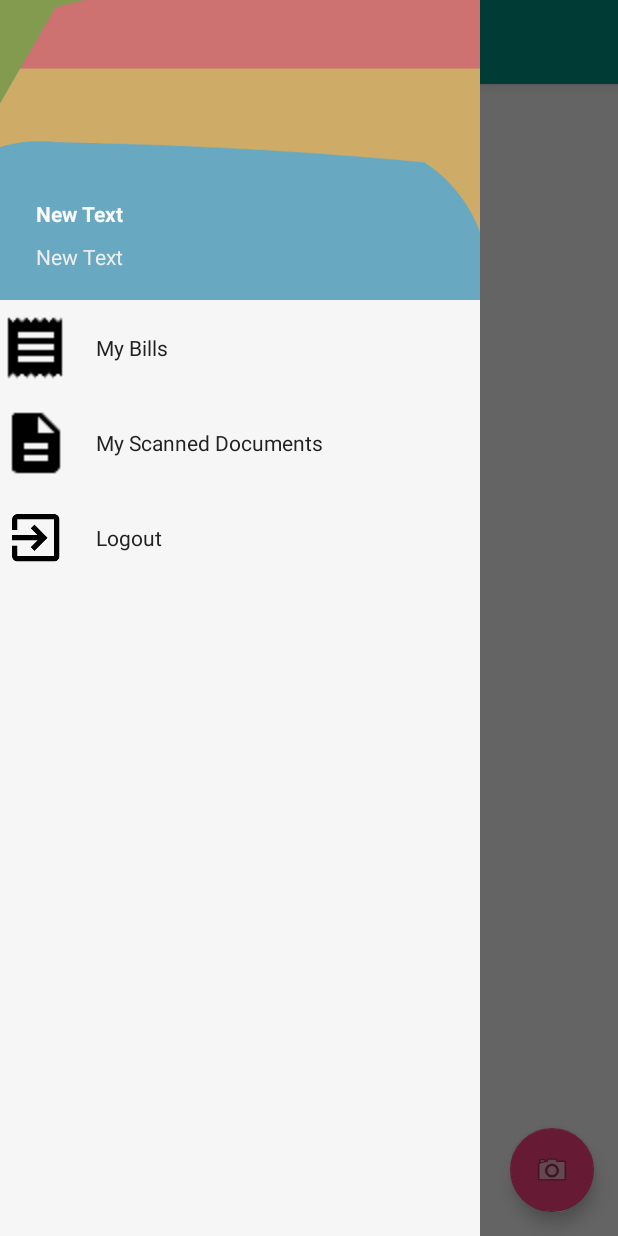
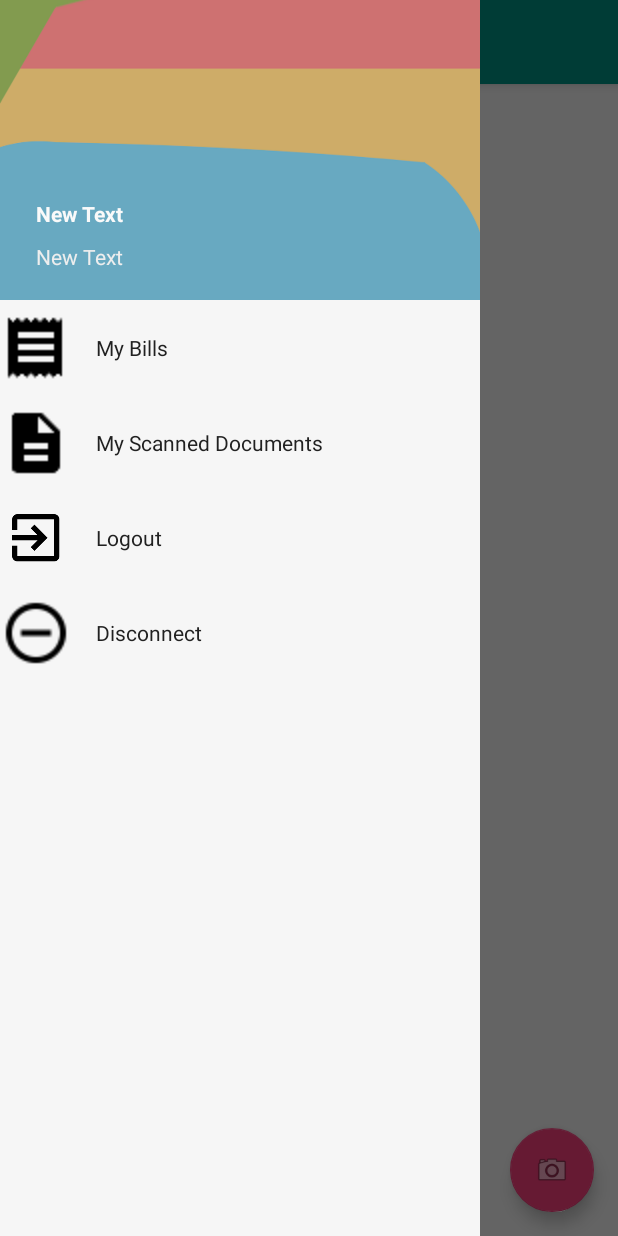
Before and after one commit to Ravneet211/PaperCrunch, an Android app: the HomeActivity screen opened directly, with no data from a screen before it, with the side drawer open, on a phone screen of 412 x 824 dp. Run offline under Robolectric (Android 15) with nearby library versions, the phone set to English and light mode, and no system bars; our stand-ins replace Picasso; pictures from the network do not load; 2 statements that could not run were skipped.

Commit message:
Added Disconnectect Functionality

```diff
--- a/app/src/main/java/com/example/ravneet/cameratester/BillDisplayActivity.java
+++ b/app/src/main/java/com/example/ravneet/cameratester/BillDisplayActivity.java
@@ -264,6 +264,7 @@ public class BillDisplayActivity extends AppCompatActivity implements GoogleApiC
                 priceText.setText(billMap.get(s));
                 priceText.setLayoutParams(lp2);
                 Log.e(LOG_TAG,"Letter : "+ letter);
+
                 MaterialLetterIcon icon = new MaterialLetterIcon.Builder(this) //
                         .shapeColor(letterColorHashMap.get(letter))
                         .shapeType(MaterialLetterIcon.SHAPE_CIRCLE)
--- a/app/src/main/java/com/example/ravneet/cameratester/CameraActivityFragment.java
+++ b/app/src/main/java/com/example/ravneet/cameratester/CameraActivityFragment.java
@@ -621,7 +621,7 @@ public class CameraActivityFragment extends Fragment {
     public void deleteFromInternalStorage() {
         ContextWrapper cw = new ContextWrapper(getContext());
         // path to /data/data/yourapp/app_data/imageDir
-        if(cw != null) {
+        if(cw != null && getContext() != null) {
             File directory = cw.getDir("imageDir", Context.MODE_PRIVATE);
             // Create imageDir
             File mypath = new File(directory, "bill.jpg");
--- a/app/src/main/java/com/example/ravneet/cameratester/CustomListAdapter.java
+++ b/app/src/main/java/com/example/ravneet/cameratester/CustomListAdapter.java
@@ -31,17 +31,20 @@ public class CustomListAdapter  extends ArrayAdapter<String> {
         LinearLayout rowView = (LinearLayout)inflater.inflate(layoutResourceID,parent,false);
         ImageView icon = (ImageView) rowView.findViewById(R.id.list_item_icon);
         TextView listText = (TextView)rowView.findViewById(R.id.list_item_content);
+        if(position < 4) {
+            listText.setText(values.get(position));
+        }
         if(position == 0) {
             icon.setImageResource(R.drawable.ic_receipt_black_24dp);
-            listText.setText(values.get(0));
         }
         if(position == 1) {
             icon.setImageResource(R.drawable.ic_description_black_24dp);
-            listText.setText(values.get(1));
         }
         if(position == 2) {
             icon.setImageResource(R.mipmap.ic_logout_icon);
-            listText.setText(values.get(2));
+        }
+        if(position == 3) {
+            icon.setImageResource(R.drawable.ic_remove_circle_outline_black_24dp);
         }
         return rowView;
     }
```
Also changed, not shown: app/src/main/java/com/example/ravneet/cameratester/HomeActivity.java (+8 -3 lines), app/src/main/java/com/example/ravneet/cameratester/SignInActivityWithDrive.java (+27 -4 lines), app/src/main/res/drawable-hdpi/ic_remove_circle_outline_black_24dp.png (added), app/src/main/res/drawable-mdpi/ic_remove_circle_outline_black_24dp.png (added), app/src/main/res/drawable-xhdpi/ic_remove_circle_outline_black_24dp.png (added), app/src/main/res/drawable-xxhdpi/ic_remove_circle_outline_black_24dp.png (added), app/src/main/res/drawable-xxxhdpi/ic_remove_circle_outline_black_24dp.png (added).
